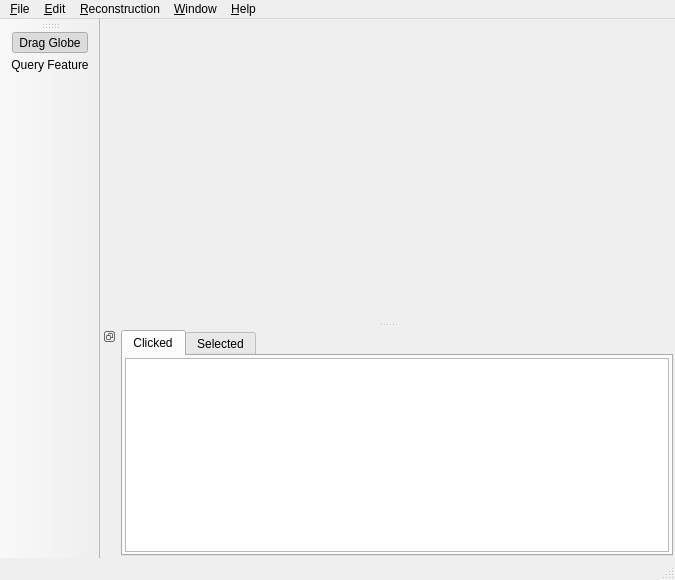
Above: src/qt-widgets/ViewportWindowUi.ui from GPlates/GPlates before the change. Below: the same form after it.
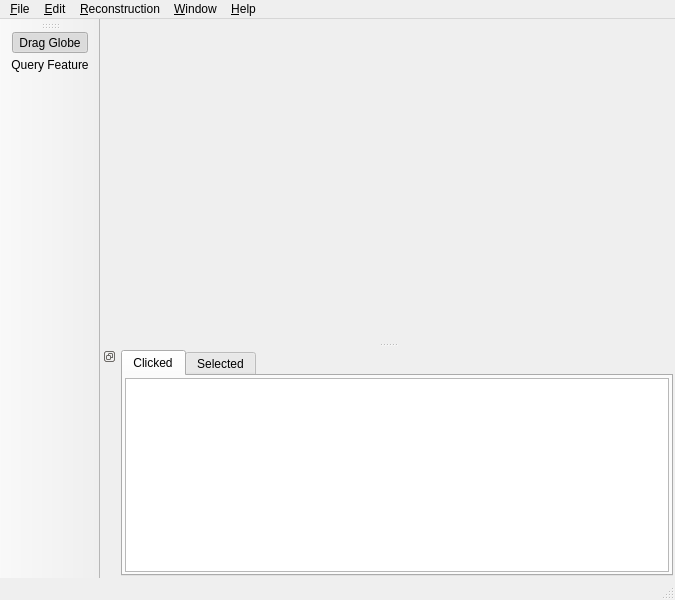
That is the form after the change. Icons and pictures are not drawn.

What changed in the file:
```diff
--- a/src/qt-widgets/ViewportWindowUi.ui
+++ b/src/qt-widgets/ViewportWindowUi.ui
@@ -6,13 +6,13 @@
     <x>0</x>
     <y>0</y>
     <width>675</width>
-    <height>580</height>
+    <height>600</height>
    </rect>
   </property>
   <property name="minimumSize" >
    <size>
-    <width>300</width>
-    <height>300</height>
+    <width>500</width>
+    <height>600</height>
    </size>
   </property>
   <property name="maximumSize" >
```
